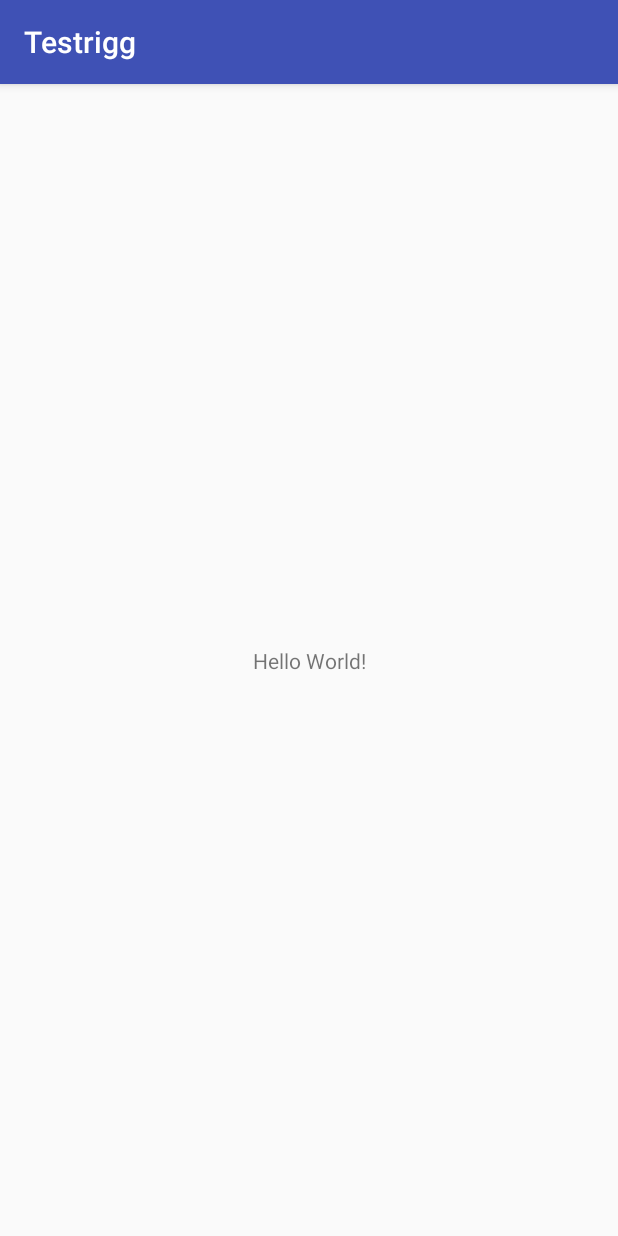
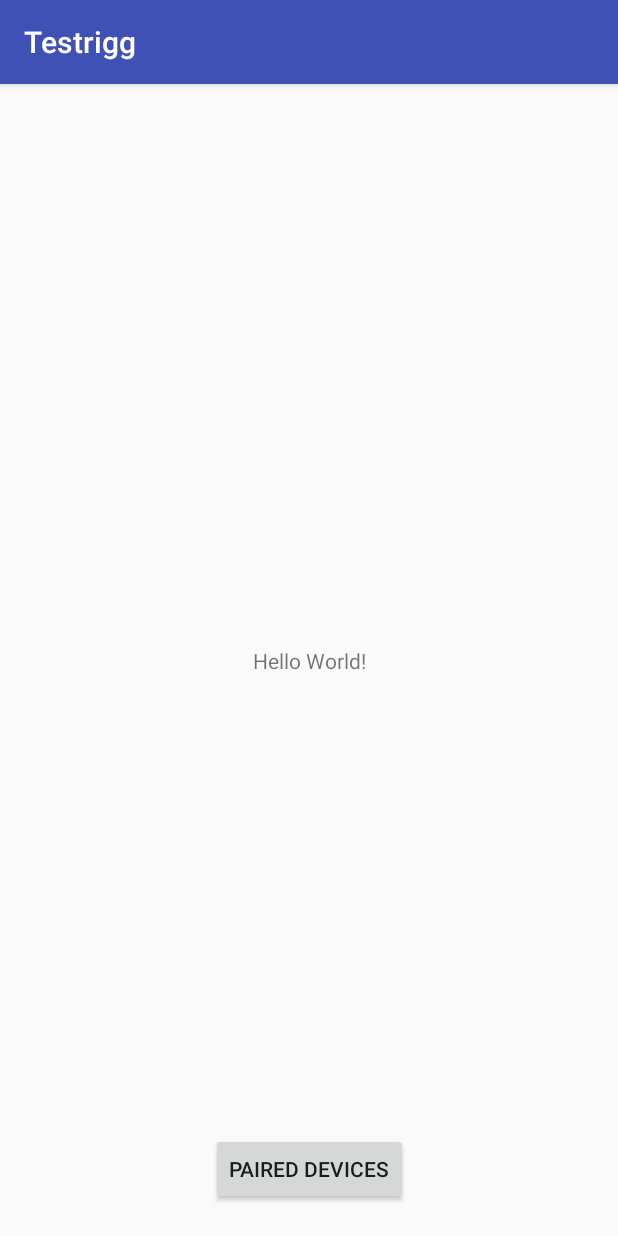
Before and after one commit to jenssjogren/testrigg, an Android app: the screen it shows after launch (MainActivity), on a phone screen of 412 x 824 dp. Run offline under Robolectric (Android 15) with nearby library versions, the phone set to English and light mode, and no system bars.

Commit message:
Started working on bluetooth connectivity

```diff
--- a/application/Testrigg/app/src/main/AndroidManifest.xml
+++ b/application/Testrigg/app/src/main/AndroidManifest.xml
@@ -20,6 +20,7 @@
                 <category android:name="android.intent.category.LAUNCHER" />
             </intent-filter>
         </activity>
+        <activity android:name=".DeviceListActivity"></activity>
     </application>
 
 </manifest>
--- a/application/Testrigg/app/src/main/res/layout/activity_main.xml
+++ b/application/Testrigg/app/src/main/res/layout/activity_main.xml
@@ -7,6 +7,7 @@
     tools:context=".MainActivity">
 
     <TextView
+        android:id="@+id/textView"
         android:layout_width="wrap_content"
         android:layout_height="wrap_content"
         android:text="Hello World!"
@@ -15,4 +16,20 @@
         app:layout_constraintRight_toRightOf="parent"
         app:layout_constraintTop_toTopOf="parent" />
 
+    <Button
+        android:id="@+id/button_paired_devices"
+        android:layout_width="wrap_content"
+        android:layout_height="wrap_content"
+        android:layout_marginBottom="8dp"
+        android:layout_marginEnd="8dp"
+        android:layout_marginStart="8dp"
+        android:layout_marginTop="8dp"
+        android:text="Paired devices"
+        app:layout_constraintBottom_toBottomOf="parent"
+        app:layout_constraintEnd_toEndOf="parent"
+        app:layout_constraintHorizontal_bias="0.502"
+        app:layout_constraintStart_toStartOf="parent"
+        app:layout_constraintTop_toTopOf="parent"
+        app:layout_constraintVertical_bias="0.982" />
+
 </android.support.constraint.ConstraintLayout>
--- a/application/Testrigg/app/src/main/res/values/strings.xml
+++ b/application/Testrigg/app/src/main/res/values/strings.xml
@@ -1,3 +1,4 @@
 <resources>
     <string name="app_name">Testrigg</string>
+    <string name="bt_not_enabled_leaving">Bluetooth inte aktiverat, stänger ner</string>
 </resources>
```
Also changed, not shown: application/Testrigg/app/src/main/java/com/example/jens/testrigg/ConnectThread.java (added, +67 -0 lines), application/Testrigg/app/src/main/java/com/example/jens/testrigg/DeviceListActivity.java (added, +38 -0 lines), application/Testrigg/app/src/main/java/com/example/jens/testrigg/MainActivity.java (+72 -3 lines), application/Testrigg/app/src/main/res/layout/activity_device_list.xml (added, +9 -0 lines).
